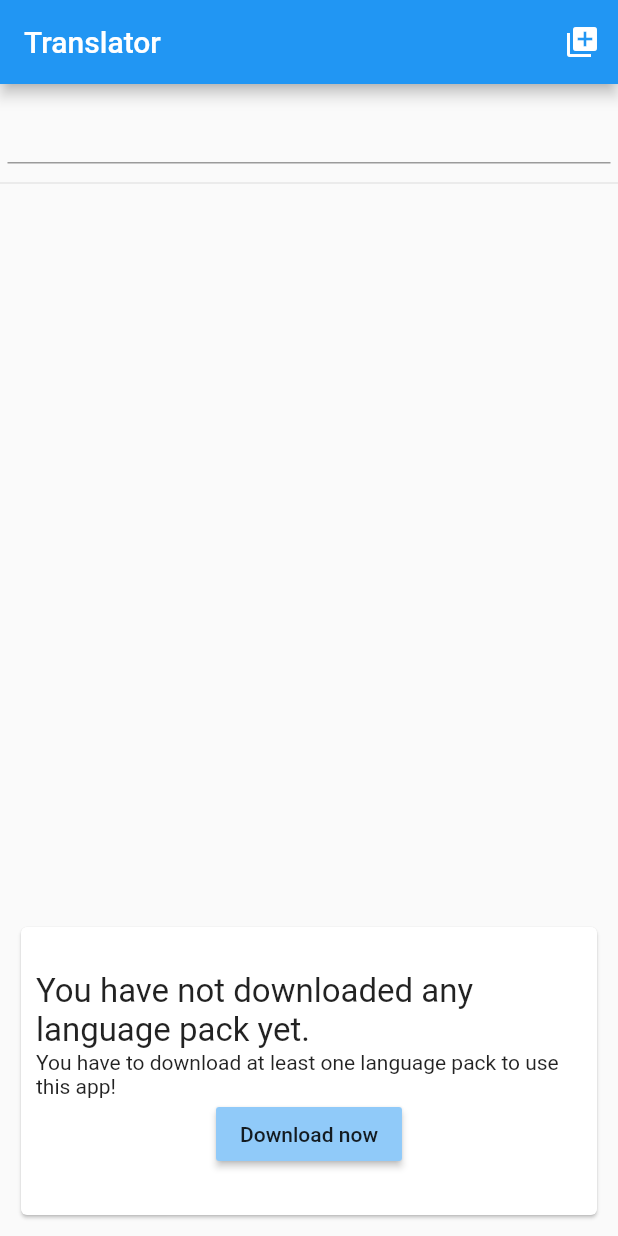
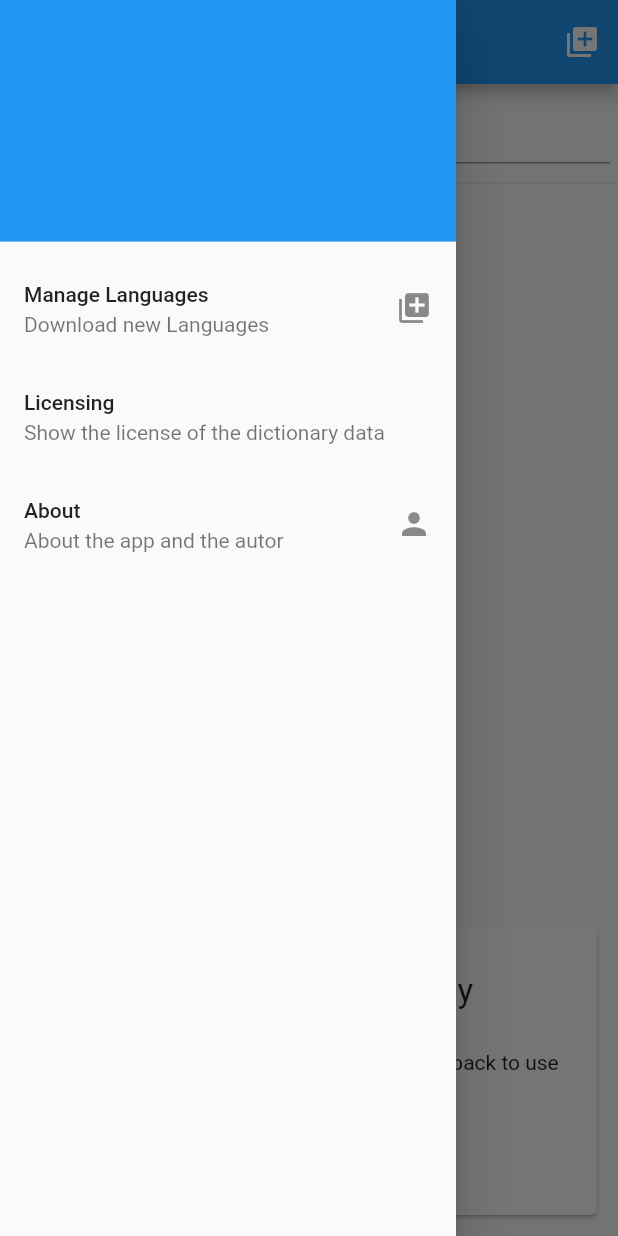
Before and after one commit to enrico-kaack/FlutterDictionary, a Flutter app: the screen it shows after launch, with the side drawer open (before the commit the screen has no drawer), on a phone screen of 412 x 824 dp. Run offline on Flutter 3.47's test engine with Material 2 defaults, Android fonts, the phone set to English and light mode, and no system bars; our stand-ins replace sqflite; accounts and stored records are empty.

Commit message:
Added: licensing

```diff
--- /dev/null
+++ b/lib/license_page.dart
@@ -0,0 +1,29 @@
+import 'package:flutter/cupertino.dart';
+import 'package:flutter/material.dart';
+
+class LicensePage extends StatefulWidget {
+  @override
+  State<StatefulWidget> createState() => new _LicensePageState();
+}
+
+class _LicensePageState extends State<LicensePage> {
+  @override
+  Widget build(BuildContext context) {
+    return new Scaffold(
+      appBar: AppBar(
+        title: Text("License"),
+      ),
+      body: Column(
+        children: <Widget>[
+          Container(
+              child: Text("""
+This apps translation data is based on the Wiktionary Project (https://www.wiktionary.org/).
+All data is licensed under the Creative Commons Attribution-Share-Alike 3.0 License (https://creativecommons.org/licenses/by-sa/3.0/).
+The databases were downloaded from The WikDict Project (https://www.wikdict.com/page/about), which extracted the data from Wiktionary by the DBmary project(https://kaiko.getalp.org/about-dbnary).""",
+                  style:
+                      TextStyle(color: ThemeData().textTheme.bodyText1.color)))
+        ],
+      ),
+    );
+  }
+}
--- a/lib/main.dart
+++ b/lib/main.dart
@@ -5,7 +5,10 @@ import 'package:flutter/foundation.dart';
 import 'package:flutter/material.dart';
 import 'package:flutter/painting.dart';
 import 'package:flutter/widgets.dart';
+import 'package:provider/provider.dart';
+import 'package:translator/datase_loader.dart';
 import 'package:translator/download_page.dart';
+import 'package:translator/license_page.dart' as ownLicensePage;
 import 'package:translator/translation_service.dart';
 
 void main() => runApp(MyApp());
@@ -71,7 +74,7 @@ class _MyHomePageState extends State<MyHomePage> {
   Widget build(BuildContext context) {
     return Scaffold(
       appBar: AppBar(
-        title: Text("Translator"),
+        title: Text("Dictionary"),
         actions: <Widget>[
           IconButton(
             icon: Icon(Icons.library_add),
@@ -85,6 +88,48 @@ class _MyHomePageState extends State<MyHomePage> {
             },
           ),
         ],
+      ),
+      drawer: Drawer(
+        child: ListView(
+          padding: EdgeInsets.zero,
+          children: <Widget>[
+            DrawerHeader(
+              decoration: BoxDecoration(color: ThemeData().accentColor),
+            ),
+            ListTile(
+              title: Text("Manage Languages"),
+              subtitle: Text("Download new Languages"),
+              trailing: Icon(Icons.library_add),
+              onTap: (){
+                Navigator.push(
+                    context,
+                    new MaterialPageRoute(
+                        builder: (ctxt) => new DownloadPage())).then((value) {
+                  _recreateDatabaseList();
+                });
+              },
+            ),
+            ListTile(
+              title: Text("Licensing"),
+              subtitle: Text("Show the license of the dictionary data"),
+              onTap: (){
+                Navigator.push(
+                    context,
+                    new MaterialPageRoute(
+                        builder: (ctxt) => new ownLicensePage.LicensePage()));
+              },
+            ),
+            ListTile(
+              title: Text("About"),
+              subtitle: Text("About the app and the autor"),
+              trailing: Icon(Icons.person),
+              onTap: (){
+
+              },
+            ),
+
+          ],
+        ),
       ),
       body: Column(
         children: <Widget>[
@@ -108,8 +153,7 @@ class _MyHomePageState extends State<MyHomePage> {
       bottomSheet: StreamBuilder<bool>(
         stream: _intialStateStreamController.stream,
         builder: (context, snapshot) {
-          print("STREAM " + snapshot.data.toString());
-          if (snapshot.hasData && snapshot.data == true) {
+          if (snapshot.data == true) {
             return Container(
               height: 200,
               margin: EdgeInsets.all(10),
```
